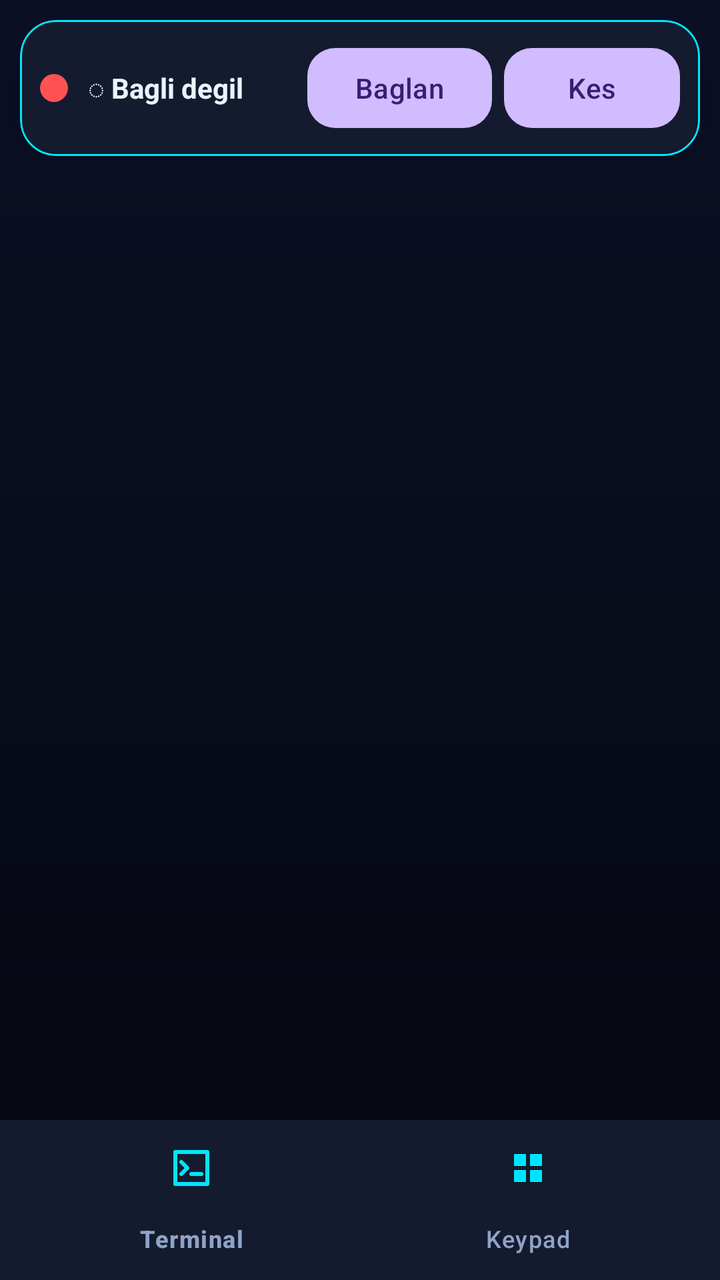
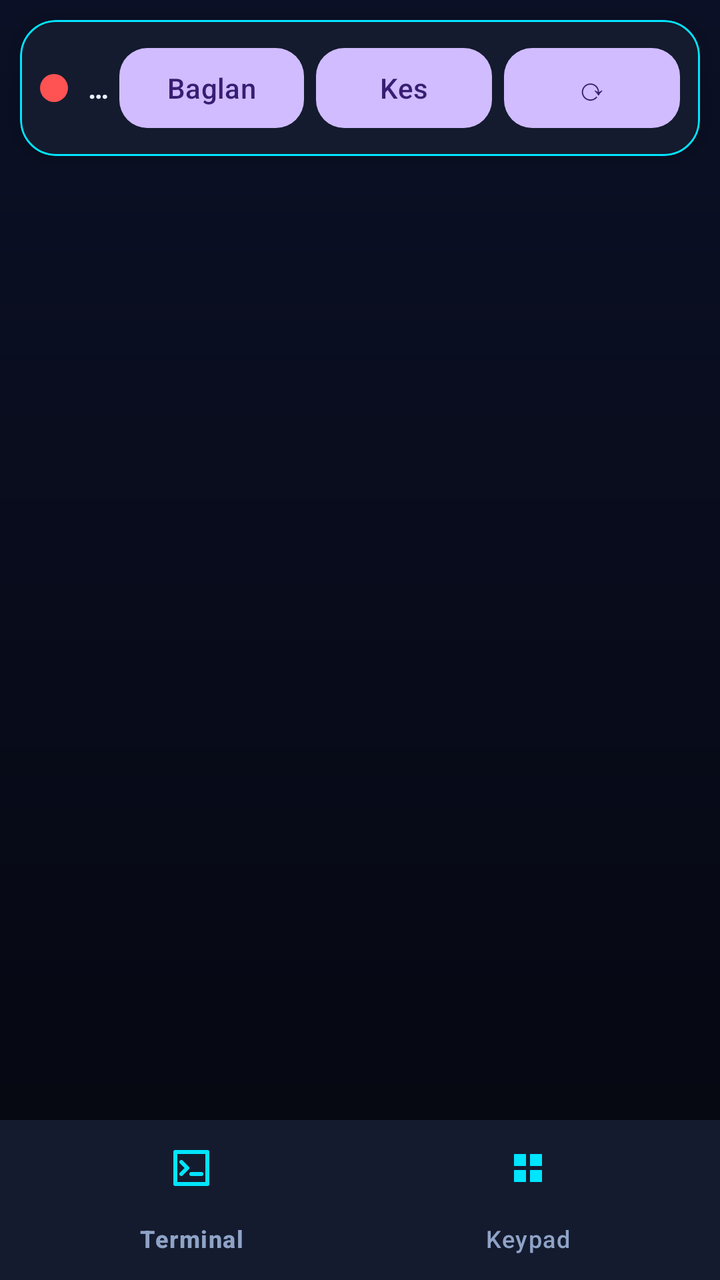

An Android layout rendered at two revisions. The XML below is the earlier revision; the diff shows what the commit changed to produce the second picture.
<!-- AndroidManifest.xml: application theme Theme.BTTerminal -->
<!-- res/layout/activity_main.xml -->
<?xml version="1.0" encoding="utf-8"?>
<LinearLayout xmlns:android="http://schemas.android.com/apk/res/android"
    xmlns:app="http://schemas.android.com/apk/res-auto"
    android:layout_width="match_parent"
    android:layout_height="match_parent"
    android:background="@drawable/bg_gradient"
    android:orientation="vertical">

    <com.google.android.material.card.MaterialCardView
        android:layout_width="match_parent"
        android:layout_height="wrap_content"
        android:layout_margin="10dp"
        app:cardBackgroundColor="@color/surface"
        app:cardCornerRadius="18dp"
        app:cardElevation="6dp"
        app:strokeColor="@color/neon"
        app:strokeWidth="1dp">

        <LinearLayout
            android:layout_width="match_parent"
            android:layout_height="wrap_content"
            android:gravity="center_vertical"
            android:orientation="horizontal"
            android:padding="10dp">

            <View
                android:id="@+id/statusDot"
                android:layout_width="14dp"
                android:layout_height="14dp"
                android:layout_marginEnd="10dp"
                android:background="@drawable/dot_off" />

            <TextView
                android:id="@+id/statusText"
                android:layout_width="0dp"
                android:layout_height="wrap_content"
                android:layout_weight="1"
                android:ellipsize="end"
                android:maxLines="1"
                android:text="◌ Bagli degil"
                android:textColor="@color/text_main"
                android:textSize="14sp"
                android:textStyle="bold" />

            <com.google.android.material.button.MaterialButton
                android:id="@+id/connectBtn"
                android:layout_width="wrap_content"
                android:layout_height="wrap_content"
                android:text="Baglan"
                app:cornerRadius="14dp" />

            <com.google.android.material.button.MaterialButton
                android:id="@+id/disconnectBtn"
                android:layout_width="wrap_content"
                android:layout_height="wrap_content"
                android:layout_marginStart="6dp"
                android:text="Kes"
                app:cornerRadius="14dp" />
        </LinearLayout>
    </com.google.android.material.card.MaterialCardView>

    <androidx.fragment.app.FragmentContainerView
        android:id="@+id/fragmentHost"
        android:layout_width="match_parent"
        android:layout_height="0dp"
        android:layout_weight="1" />

    <com.google.android.material.bottomnavigation.BottomNavigationView
        android:id="@+id/bottomNav"
        android:layout_width="match_parent"
        android:layout_height="wrap_content"
        android:background="@color/surface"
        app:itemIconTint="@color/neon"
        app:itemTextColor="@color/text_dim"
        app:menu="@menu/bottom_nav" />

</LinearLayout>
<!-- resources referenced by this layout -->
<resources>
  <color name="neon">#00E5FF</color>
  <color name="surface">#141B2E</color>
  <color name="text_dim">#8FA3C7</color>
  <color name="text_main">#E8F4FF</color>
  <!-- drawable bg_gradient (drawable) -->
  <?xml version="1.0" encoding="utf-8"?>
  <shape xmlns:android="http://schemas.android.com/apk/res/android">
      <gradient
          android:angle="270"
          android:endColor="@color/abyss"
          android:startColor="@color/deep" />
  </shape>
  <!-- drawable dot_off (drawable) -->
  <?xml version="1.0" encoding="utf-8"?>
  <shape xmlns:android="http://schemas.android.com/apk/res/android" android:shape="oval">
      <solid android:color="#FF5252" />
      <size android:width="14dp" android:height="14dp" />
  </shape>
  <style name="Theme.BTTerminal" parent="Theme.Material3.Dark.NoActionBar" />
  <color name="abyss">#05070F</color>
  <color name="deep">#0B1026</color>
</resources>

<!-- the commit's change to res/layout/activity_main.xml (unified diff, before → after) -->
@@ -56,6 +56,15 @@
                 android:layout_marginStart="6dp"
                 android:text="Kes"
                 app:cornerRadius="14dp" />
+
+            <com.google.android.material.button.MaterialButton
+                android:id="@+id/updateBtn"
+                android:layout_width="wrap_content"
+                android:layout_height="wrap_content"
+                android:layout_marginStart="6dp"
+                android:text="⟳"
+                android:textSize="16sp"
+                app:cornerRadius="14dp" />
         </LinearLayout>
     </com.google.android.material.card.MaterialCardView>
 
